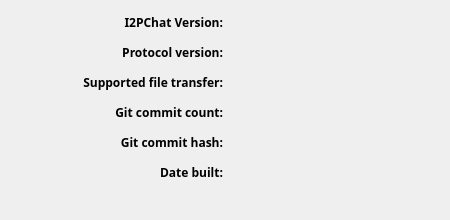
Before: the Qt Designer form src/gui/form_about.ui in vituperative/i2pchat, drawn with Qt 5.
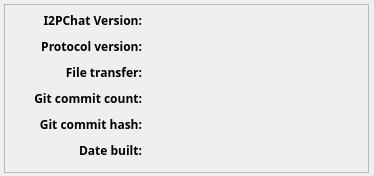
After: the same form once the commit is applied. Icons and pictures are not drawn.

Commit message: Enhance presentation of 'About' dialog

```diff
--- a/src/gui/form_about.ui
+++ b/src/gui/form_about.ui
@@ -9,8 +9,8 @@
    <rect>
     <x>0</x>
     <y>0</y>
-    <width>450</width>
-    <height>220</height>
+    <width>374</width>
+    <height>176</height>
    </rect>
   </property>
   <property name="sizePolicy">
@@ -21,14 +21,14 @@
   </property>
   <property name="minimumSize">
    <size>
-    <width>450</width>
-    <height>220</height>
+    <width>374</width>
+    <height>176</height>
    </size>
   </property>
   <property name="maximumSize">
    <size>
-    <width>450</width>
-    <height>220</height>
+    <width>374</width>
+    <height>176</height>
    </size>
   </property>
   <property name="sizeIncrement">
@@ -37,6 +37,11 @@
     <height>0</height>
    </size>
   </property>
+  <property name="font">
+   <font>
+    <pointsize>9</pointsize>
+   </font>
+  </property>
   <property name="windowTitle">
    <string>About</string>
   </property>
@@ -50,54 +55,48 @@
   <property name="modal">
    <bool>false</bool>
   </property>
-  <widget class="QWidget" name="layoutWidget">
+  <widget class="QFrame" name="frame">
    <property name="geometry">
     <rect>
-     <x>10</x>
-     <y>10</y>
-     <width>431</width>
-     <height>201</height>
+     <x>4</x>
+     <y>4</y>
+     <width>365</width>
+     <height>169</height>
     </rect>
    </property>
-   <layout class="QGridLayout" name="gridLayout">
-    <property name="sizeConstraint">
-     <enum>QLayout::SetMinAndMaxSize</enum>
-    </property>
-    <property name="spacing">
-     <number>0</number>
-    </property>
-    <item row="0" column="0">
-     <widget class="QWidget" name="widget" native="true">
-      <property name="sizePolicy">
-       <sizepolicy hsizetype="Expanding" vsizetype="Expanding">
-        <horstretch>0</horstretch>
-        <verstretch>0</verstretch>
-       </sizepolicy>
+   <property name="frameShape">
+    <enum>QFrame::StyledPanel</enum>
+   </property>
+   <property name="frameShadow">
+    <enum>QFrame::Raised</enum>
       </property>
       <widget class="QWidget" name="layoutWidget1">
        <property name="geometry">
         <rect>
-         <x>0</x>
-         <y>0</y>
-         <width>431</width>
-         <height>201</height>
-        </rect>
-       </property>
-       <layout class="QGridLayout" name="gridLayout_2">
+      <x>4</x>
+      <y>4</y>
+      <width>357</width>
+      <height>161</height>
+     </rect>
+    </property>
+    <layout class="QGridLayout" name="gridLayout_2" columnstretch="0,10">
         <property name="sizeConstraint">
          <enum>QLayout::SetMaximumSize</enum>
         </property>
-        <item row="0" column="0">
+     <property name="verticalSpacing">
+      <number>2</number>
+     </property>
+     <item row="0" column="0" alignment="Qt::AlignRight">
          <widget class="QLabel" name="label">
           <property name="minimumSize">
            <size>
-            <width>170</width>
+         <width>134</width>
             <height>0</height>
            </size>
           </property>
           <property name="maximumSize">
            <size>
-            <width>16777215</width>
+         <width>134</width>
             <height>24</height>
            </size>
           </property>
@@ -110,6 +109,7 @@
           <property name="font">
            <font>
             <family>Sans Serif</family>
+         <pointsize>9</pointsize>
             <weight>75</weight>
             <bold>true</bold>
            </font>
@@ -141,17 +141,17 @@
           </property>
          </widget>
         </item>
-        <item row="1" column="0">
+     <item row="1" column="0" alignment="Qt::AlignRight">
          <widget class="QLabel" name="label_2">
           <property name="minimumSize">
            <size>
-            <width>170</width>
+         <width>134</width>
             <height>0</height>
            </size>
           </property>
           <property name="maximumSize">
            <size>
-            <width>16777215</width>
+         <width>134</width>
             <height>24</height>
            </size>
           </property>
@@ -164,6 +164,7 @@
           <property name="font">
            <font>
             <family>Sans Serif</family>
+         <pointsize>9</pointsize>
             <weight>75</weight>
             <bold>true</bold>
            </font>
@@ -179,17 +180,17 @@
           </property>
          </widget>
         </item>
-        <item row="2" column="0">
+     <item row="2" column="0" alignment="Qt::AlignRight">
          <widget class="QLabel" name="label_6">
           <property name="minimumSize">
            <size>
-            <width>170</width>
+         <width>128</width>
             <height>0</height>
            </size>
           </property>
           <property name="maximumSize">
            <size>
-            <width>16777215</width>
+         <width>134</width>
             <height>24</height>
            </size>
           </property>
@@ -202,12 +203,13 @@
           <property name="font">
            <font>
             <family>Sans Serif</family>
+         <pointsize>9</pointsize>
             <weight>75</weight>
             <bold>true</bold>
            </font>
           </property>
           <property name="text">
-           <string>Supported file transfer:</string>
+        <string>File transfer:</string>
           </property>
           <property name="alignment">
            <set>Qt::AlignRight|Qt::AlignTrailing|Qt::AlignVCenter</set>
@@ -233,17 +235,17 @@
           </property>
          </widget>
         </item>
-        <item row="3" column="0">
+     <item row="3" column="0" alignment="Qt::AlignRight">
          <widget class="QLabel" name="label_5">
           <property name="minimumSize">
            <size>
-            <width>170</width>
+         <width>134</width>
             <height>0</height>
            </size>
           </property>
           <property name="maximumSize">
            <size>
-            <width>16777215</width>
+         <width>134</width>
             <height>24</height>
            </size>
           </property>
@@ -256,6 +258,7 @@
           <property name="font">
            <font>
             <family>Sans Serif</family>
+         <pointsize>9</pointsize>
             <weight>75</weight>
             <bold>true</bold>
            </font>
@@ -313,17 +316,17 @@
           </property>
          </widget>
         </item>
-        <item row="4" column="0">
+     <item row="4" column="0" alignment="Qt::AlignRight">
          <widget class="QLabel" name="label_7">
           <property name="minimumSize">
            <size>
-            <width>170</width>
+         <width>134</width>
             <height>0</height>
            </size>
           </property>
           <property name="maximumSize">
            <size>
-            <width>16777215</width>
+         <width>134</width>
             <height>24</height>
            </size>
           </property>
@@ -336,6 +339,7 @@
           <property name="font">
            <font>
             <family>Sans Serif</family>
+         <pointsize>9</pointsize>
             <weight>75</weight>
             <bold>true</bold>
            </font>
@@ -351,17 +355,17 @@
           </property>
          </widget>
         </item>
-        <item row="5" column="0">
+     <item row="5" column="0" alignment="Qt::AlignRight">
          <widget class="QLabel" name="label_3">
           <property name="minimumSize">
            <size>
-            <width>170</width>
+         <width>134</width>
             <height>0</height>
            </size>
           </property>
           <property name="maximumSize">
            <size>
-            <width>16777215</width>
+         <width>134</width>
             <height>24</height>
            </size>
           </property>
@@ -374,6 +378,7 @@
           <property name="font">
            <font>
             <family>Sans Serif</family>
+         <pointsize>9</pointsize>
             <weight>75</weight>
             <bold>true</bold>
            </font>
@@ -397,6 +402,9 @@
             <height>24</height>
            </size>
           </property>
+       <property name="text">
+        <string/>
+       </property>
           <property name="margin">
            <number>4</number>
           </property>
@@ -404,9 +412,6 @@
         </item>
        </layout>
       </widget>
-     </widget>
-    </item>
-   </layout>
   </widget>
  </widget>
  <resources>
```
Left out of the diff: 12 changed lines with no effect on the pictures. Lines whose indentation alone changed are shown as unchanged.
